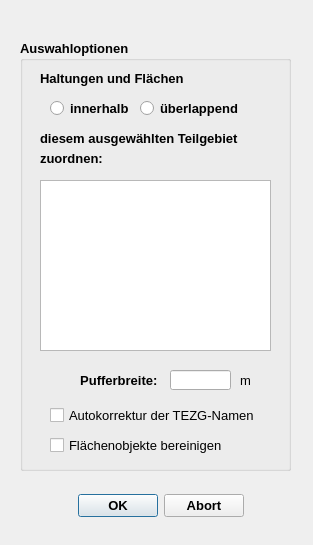
This is qkan/linkflaechen/res/application_assigntgeb.ui in hoettges/QKan as Qt 5 draws it before an edit. The edited form follows.
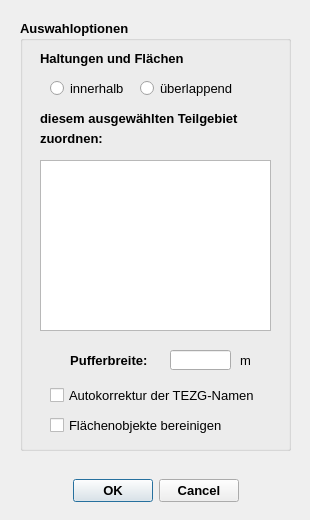
This is the edited form.

The edit to the form file:
```diff
--- a/qkan/linkflaechen/res/application_assigntgeb.ui
+++ b/qkan/linkflaechen/res/application_assigntgeb.ui
@@ -6,10 +6,16 @@
    <rect>
     <x>0</x>
     <y>0</y>
-    <width>313</width>
-    <height>545</height>
+    <width>310</width>
+    <height>520</height>
    </rect>
   </property>
+  <property name="minimumSize">
+   <size>
+    <width>310</width>
+    <height>520</height>
+   </size>
+  </property>
   <property name="font">
    <font>
     <family>Tahoma</family>
@@ -18,46 +24,18 @@
   <property name="windowTitle">
    <string>Aus Verbindungslinien zugeordnete Haltungen in Flächen eintragen</string>
   </property>
-  <widget class="QDialogButtonBox" name="button_box">
-   <property name="geometry">
-    <rect>
-     <x>70</x>
-     <y>490</y>
-     <width>181</width>
-     <height>32</height>
-    </rect>
-   </property>
-   <property name="font">
-    <font>
-     <pointsize>10</pointsize>
-     <weight>75</weight>
-     <bold>true</bold>
-    </font>
-   </property>
-   <property name="toolTip">
-    <string>&lt;html&gt;&lt;head/&gt;&lt;body&gt;&lt;p&gt;Datenimport starten ...&lt;/p&gt;&lt;/body&gt;&lt;/html&gt;</string>
-   </property>
-   <property name="orientation">
-    <enum>Qt::Horizontal</enum>
-   </property>
-   <property name="standardButtons">
-    <set>QDialogButtonBox::Abort|QDialogButtonBox::Ok</set>
-   </property>
-   <property name="centerButtons">
-    <bool>true</bool>
-   </property>
-  </widget>
   <widget class="QGroupBox" name="groupBox_2">
    <property name="geometry">
     <rect>
      <x>20</x>
-     <y>40</y>
+     <y>20</y>
      <width>271</width>
      <height>431</height>
     </rect>
    </property>
    <property name="font">
     <font>
+     <family>Tahoma</family>
      <pointsize>10</pointsize>
      <weight>75</weight>
      <bold>true</bold>
@@ -77,6 +55,8 @@
     </property>
     <property name="font">
      <font>
+      <family>Tahoma</family>
+      <pointsize>10</pointsize>
       <weight>50</weight>
       <bold>false</bold>
      </font>
@@ -113,6 +93,14 @@
       <height>17</height>
      </rect>
     </property>
+    <property name="font">
+     <font>
+      <family>Tahoma</family>
+      <pointsize>10</pointsize>
+      <weight>50</weight>
+      <bold>false</bold>
+     </font>
+    </property>
     <property name="text">
      <string>innerhalb</string>
     </property>
@@ -126,6 +114,14 @@
       <height>17</height>
      </rect>
     </property>
+    <property name="font">
+     <font>
+      <family>Tahoma</family>
+      <pointsize>10</pointsize>
+      <weight>50</weight>
+      <bold>false</bold>
+     </font>
+    </property>
     <property name="text">
      <string>überlappend</string>
     </property>
@@ -170,6 +166,8 @@
     </property>
     <property name="font">
      <font>
+      <family>Tahoma</family>
+      <pointsize>10</pointsize>
       <weight>50</weight>
       <bold>false</bold>
      </font>
@@ -187,7 +185,7 @@
     </property>
     <property name="geometry">
      <rect>
-      <x>40</x>
+      <x>30</x>
       <y>330</y>
       <width>101</width>
       <height>21</height>
@@ -218,6 +216,7 @@
     <property name="font">
      <font>
       <family>Tahoma</family>
+      <pointsize>10</pointsize>
       <weight>50</weight>
       <bold>false</bold>
      </font>
@@ -238,6 +237,7 @@
     <property name="font">
      <font>
       <family>Tahoma</family>
+      <pointsize>10</pointsize>
       <weight>50</weight>
       <bold>false</bold>
      </font>
@@ -264,6 +264,7 @@
     <property name="font">
      <font>
       <family>Tahoma</family>
+      <pointsize>10</pointsize>
       <weight>50</weight>
       <bold>false</bold>
      </font>
@@ -282,6 +283,36 @@
     </property>
    </widget>
   </widget>
+  <widget class="QDialogButtonBox" name="button_box">
+   <property name="geometry">
+    <rect>
+     <x>20</x>
+     <y>470</y>
+     <width>271</width>
+     <height>41</height>
+    </rect>
+   </property>
+   <property name="font">
+    <font>
+     <family>Tahoma</family>
+     <pointsize>10</pointsize>
+     <weight>75</weight>
+     <bold>true</bold>
+    </font>
+   </property>
+   <property name="toolTip">
+    <string notr="true"/>
+   </property>
+   <property name="orientation">
+    <enum>Qt::Horizontal</enum>
+   </property>
+   <property name="standardButtons">
+    <set>QDialogButtonBox::Cancel|QDialogButtonBox::Ok</set>
+   </property>
+   <property name="centerButtons">
+    <bool>true</bool>
+   </property>
+  </widget>
  </widget>
  <resources/>
  <connections>
```
Left out of the diff: 35 changed lines with no effect on the pictures.
